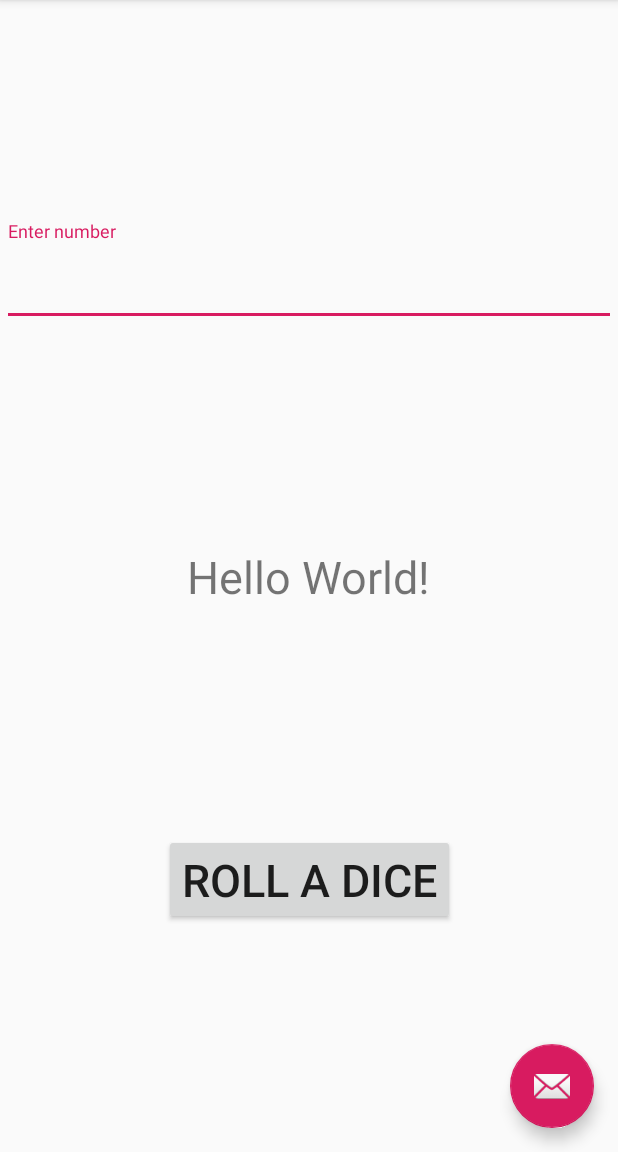
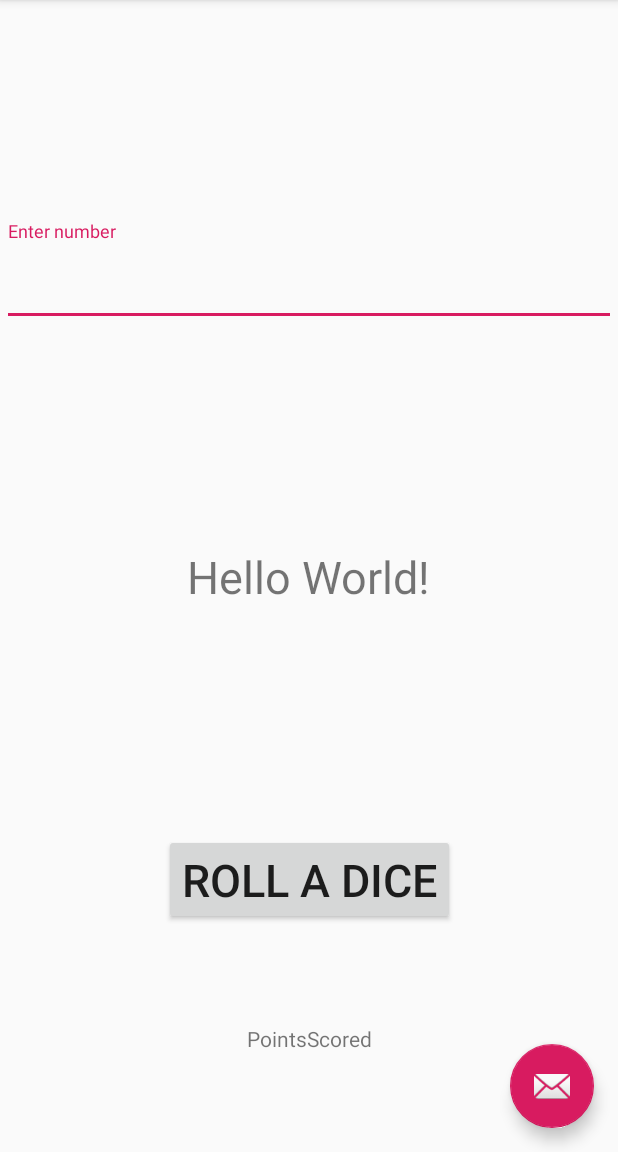
Before and after one commit to cs18rrs/DiceRoller, an Android app: the screen it shows after launch (MainActivity), on a phone screen of 412 x 824 dp, the part 84-1236 px from its top. Run offline under Robolectric (Android 15) with nearby library versions, the phone set to English and light mode, and no system bars.

Commit message:
part 1-c

```diff
--- a/app/src/main/java/com/example/diceroller/MainActivity.java
+++ b/app/src/main/java/com/example/diceroller/MainActivity.java
@@ -17,7 +17,9 @@ import android.widget.TextView;
 import java.util.Random;
 
 public class MainActivity extends AppCompatActivity {
-EditText inputtext ;
+    EditText inputtext;
+    int clickcount=0 ;
+    int count = 0;
     @Override
     protected void onCreate(Bundle savedInstanceState) {
         super.onCreate(savedInstanceState);
@@ -56,17 +58,28 @@ EditText inputtext ;
 
         return super.onOptionsItemSelected(item);
     }
-    public void on_button_click(View view){
+
+    public void on_button_click(View view) {
+
+        clickcount=clickcount+1;
+
         TextView tv = this.findViewById(R.id.textView);
+        TextView tv2 = this.findViewById(R.id.textView2);
         Random rand = new Random();
-        int number= rand.nextInt(6)+1;
-         tv.setText(Integer.toString(number));
-        inputtext =  this.findViewById(R.id.textBox);
-         String num = inputtext.getText().toString();
-         if(num.equals (Integer.toString(number))) {
-             tv.setText("Congratulations");
+        int number = rand.nextInt(6) + 1;
+        tv.setText(Integer.toString(number));
+        inputtext = this.findViewById(R.id.textBox);
+        String num = inputtext.getText().toString();
 
-         }
+        if (num.equals(Integer.toString(number))) {
+
+            tv.setText("Congratulations");
+
+              count +=1;
+
+
+
     }
-
-}
+        tv2.setText(Integer.toString(count));
+      }
+   }
--- a/app/src/main/res/layout/content_main.xml
+++ b/app/src/main/res/layout/content_main.xml
@@ -48,4 +48,15 @@
             android:onClick="on_button_click" />
     </com.google.android.material.textfield.TextInputLayout>
 
+    <TextView
+        android:id="@+id/textView2"
+        android:layout_width="wrap_content"
+        android:layout_height="wrap_content"
+        android:onClick="on_button_click"
+        android:text="PointsScored"
+        app:layout_constraintBottom_toBottomOf="parent"
+        app:layout_constraintEnd_toEndOf="parent"
+        app:layout_constraintStart_toStartOf="parent"
+        app:layout_constraintTop_toBottomOf="@+id/button" />
+
 </androidx.constraintlayout.widget.ConstraintLayout>
```
